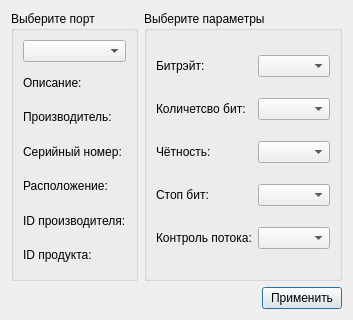
First picture: the form in PC_Side/settingsdialog.ui, repository nghtsnw/milandr_pintest, before the edit.
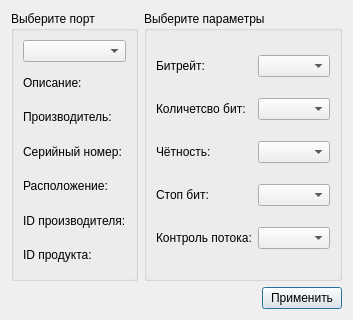
Second picture: the form after the edit.

Diff of the .ui file:
```diff
--- a/PC_Side/settingsdialog.ui
+++ b/PC_Side/settingsdialog.ui
@@ -23,7 +23,7 @@
       <item row="0" column="0">
        <widget class="QLabel" name="baudRateLabel">
         <property name="text">
-         <string>Битрэйт:</string>
+         <string>Битрейт:</string>
         </property>
        </widget>
       </item>
```
